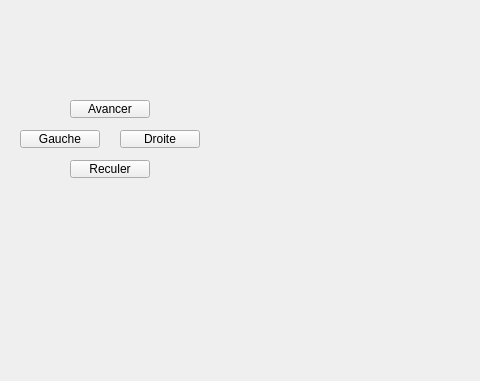
Qt form mainwindow.ui (Maxencec21/wifibot) before a commit; both pictures show x 0 to 480 and y 0 to 381 of the 828 by 501 pixel window.
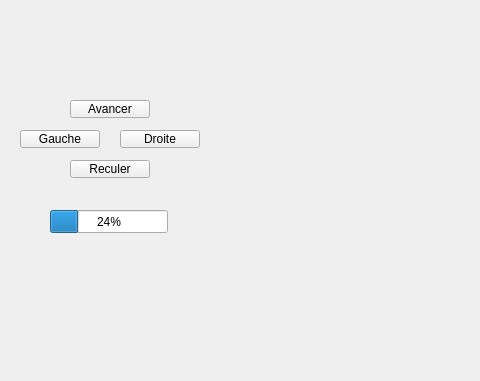
The same form after that commit.

The edit to the form file:
```diff
--- a/mainwindow.ui
+++ b/mainwindow.ui
@@ -77,6 +77,19 @@
      <string>Droite</string>
     </property>
    </widget>
+   <widget class="QProgressBar" name="progressBar">
+    <property name="geometry">
+     <rect>
+      <x>50</x>
+      <y>210</y>
+      <width>118</width>
+      <height>23</height>
+     </rect>
+    </property>
+    <property name="value">
+     <number>24</number>
+    </property>
+   </widget>
   </widget>
   <widget class="QMenuBar" name="menubar">
    <property name="geometry">
```
